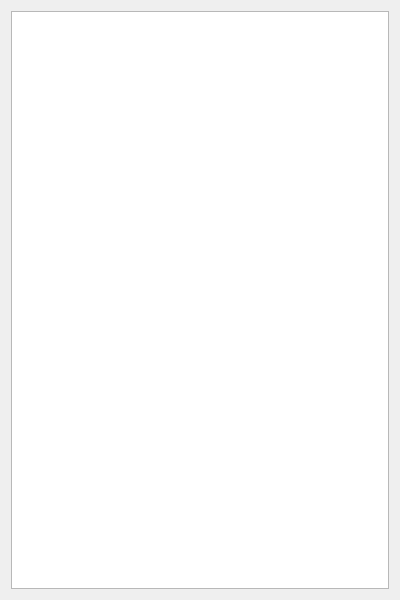
First picture: the form in src/GSvar/ExpressionDataWidget.ui, repository imgag/ngs-bits, before the edit.
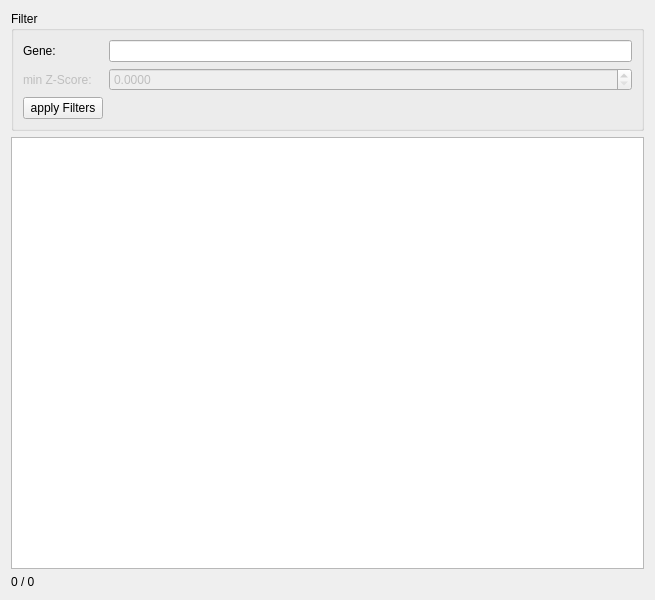
Second picture: the form after the edit.

Commit message: src/GSvar/ExpressionDataWidget*:     - made file loading more robust and modular     - added ability to sort table     - added gene filter     - updated GUI

Diff of the .ui file:
```diff
--- a/src/GSvar/ExpressionDataWidget.ui
+++ b/src/GSvar/ExpressionDataWidget.ui
@@ -6,17 +6,89 @@
    <rect>
     <x>0</x>
     <y>0</y>
-    <width>400</width>
+    <width>655</width>
     <height>600</height>
    </rect>
   </property>
+  <property name="minimumSize">
+   <size>
+    <width>640</width>
+    <height>480</height>
+   </size>
+  </property>
   <property name="windowTitle">
    <string>Form</string>
   </property>
   <layout class="QVBoxLayout" name="verticalLayout">
+   <item>
+    <widget class="QGroupBox" name="groupBox">
+     <property name="sizePolicy">
+      <sizepolicy hsizetype="Preferred" vsizetype="Minimum">
+       <horstretch>0</horstretch>
+       <verstretch>0</verstretch>
+      </sizepolicy>
+     </property>
+     <property name="title">
+      <string>Filter</string>
+     </property>
+     <layout class="QFormLayout" name="formLayout">
+      <item row="0" column="0">
+       <widget class="QLabel" name="label">
+        <property name="text">
+         <string>Gene:</string>
+        </property>
+       </widget>
+      </item>
+      <item row="0" column="1">
+       <widget class="QLineEdit" name="gene_filter">
+        <property name="toolTip">
+         <string>&lt;html&gt;&lt;head/&gt;&lt;body&gt;&lt;p&gt;Comma-separated list of gene names.&lt;br/&gt;Notes:&lt;br/&gt;- You can use '*' as a wildcard. &lt;/p&gt;&lt;/body&gt;&lt;/html&gt;</string>
+        </property>
+       </widget>
+      </item>
+      <item row="1" column="0">
+       <widget class="QLabel" name="label_2">
+        <property name="enabled">
+         <bool>false</bool>
+        </property>
+        <property name="text">
+         <string>min Z-Score:</string>
+        </property>
+       </widget>
+      </item>
+      <item row="1" column="1">
+       <widget class="QDoubleSpinBox" name="min_z_score">
+        <property name="enabled">
+         <bool>false</bool>
+        </property>
+        <property name="decimals">
+         <number>4</number>
+        </property>
+        <property name="maximum">
+         <double>9999.999900000000707</double>
+        </property>
+       </widget>
+      </item>
+      <item row="2" column="0">
+       <widget class="QPushButton" name="apply_filters">
+        <property name="text">
+         <string>apply Filters</string>
+        </property>
+       </widget>
+      </item>
+     </layout>
+    </widget>
+   </item>
    <item>
     <widget class="QTableWidget" name="expressionData"/>
    </item>
+   <item>
+    <widget class="QLabel" name="filtered_rows">
+     <property name="text">
+      <string>0 / 0</string>
+     </property>
+    </widget>
+   </item>
   </layout>
  </widget>
  <resources/>
```
Left out of the diff: 3 changed lines with no effect on the pictures. The commit also changes 2 other files.
